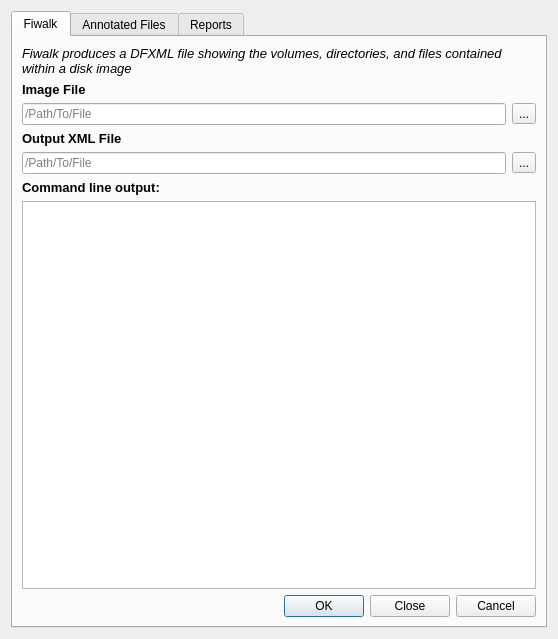
This is python/bc_reports_tab.ui in sunithamisra/bitcurator as Qt 5 draws it before an edit. The edited form follows.
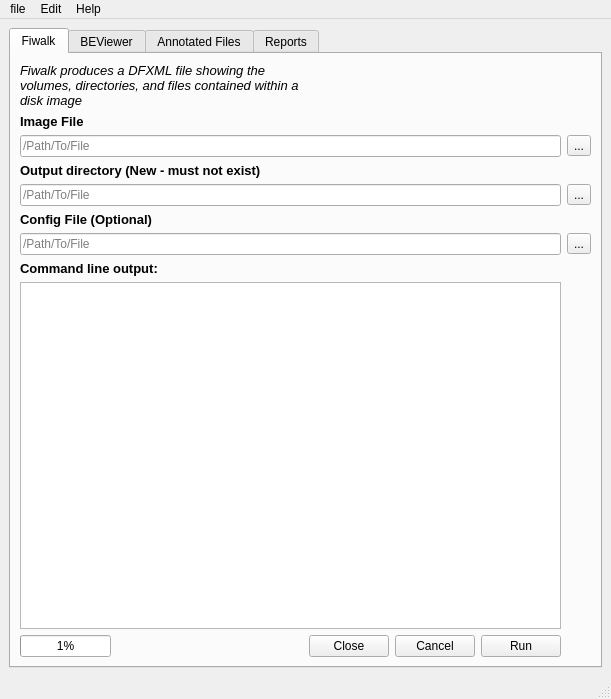
This is the edited form. The open tabs and pages were chosen to show the change.

Commit message: Latest GUI as of 16th Sept 2013 - after adding the BEViewer tab

```diff
--- a/python/bc_reports_tab.ui
+++ b/python/bc_reports_tab.ui
@@ -1,21 +1,22 @@
 <?xml version="1.0" encoding="UTF-8"?>
 <ui version="4.0">
- <class>bc_Form</class>
- <widget class="QWidget" name="bc_Form">
+ <class>MainWindow</class>
+ <widget class="QMainWindow" name="MainWindow">
   <property name="geometry">
    <rect>
     <x>0</x>
     <y>0</y>
-    <width>558</width>
-    <height>639</height>
+    <width>611</width>
+    <height>699</height>
    </rect>
   </property>
   <property name="windowTitle">
    <string>Bitcurator Reports</string>
   </property>
-  <layout class="QGridLayout" name="gridLayout_3">
+  <widget class="QWidget" name="centralwidget">
+   <layout class="QGridLayout" name="gridLayout">
    <item row="0" column="0">
-    <widget class="QTabWidget" name="tabWidget_fw">
+     <widget class="QTabWidget" name="tabWidget">
      <property name="autoFillBackground">
       <bool>true</bool>
      </property>
@@ -26,9 +27,44 @@
       <attribute name="title">
        <string>Fiwalk</string>
       </attribute>
-      <layout class="QGridLayout" name="gridLayout">
-       <item row="0" column="0" colspan="3">
-        <widget class="QLabel" name="label">
+       <layout class="QGridLayout" name="gridLayout_3">
+        <item row="8" column="0">
+         <widget class="QLabel" name="label_rep_confile_2">
+          <property name="font">
+           <font>
+            <pointsize>10</pointsize>
+            <weight>75</weight>
+            <bold>true</bold>
+           </font>
+          </property>
+          <property name="text">
+           <string>Config File (Optional)</string>
+          </property>
+         </widget>
+        </item>
+        <item row="4" column="0">
+         <widget class="QLabel" name="label_fw_xmlFile">
+          <property name="font">
+           <font>
+            <pointsize>10</pointsize>
+            <weight>75</weight>
+            <bold>true</bold>
+           </font>
+          </property>
+          <property name="text">
+           <string>Output directory (New - must not exist)</string>
+          </property>
+         </widget>
+        </item>
+        <item row="5" column="4">
+         <widget class="QToolButton" name="toolButton_fw_xmlFile">
+          <property name="text">
+           <string>...</string>
+          </property>
+         </widget>
+        </item>
+        <item row="0" column="0">
+         <widget class="QLabel" name="label_fwhdr">
          <property name="font">
           <font>
            <pointsize>10</pointsize>
@@ -43,36 +79,35 @@
          </property>
         </widget>
        </item>
-       <item row="1" column="0" colspan="2">
-        <widget class="QLabel" name="label_fw_image">
-         <property name="font">
-          <font>
-           <pointsize>10</pointsize>
-           <weight>75</weight>
-           <bold>true</bold>
-          </font>
-         </property>
-         <property name="text">
-          <string>&lt;html&gt;&lt;head/&gt;&lt;body&gt;&lt;p&gt;&lt;span style=&quot; font-size:10pt; font-weight:600;&quot;&gt;Image File&lt;/span&gt;&lt;/p&gt;&lt;/body&gt;&lt;/html&gt;</string>
-         </property>
-        </widget>
-       </item>
-       <item row="2" column="0" colspan="2">
+        <item row="2" column="0" colspan="4">
         <widget class="QLineEdit" name="lineEdit_fw_image">
          <property name="placeholderText">
           <string>/Path/To/File</string>
          </property>
         </widget>
        </item>
-       <item row="2" column="2">
+        <item row="2" column="4">
         <widget class="QToolButton" name="toolButton_fw_image">
          <property name="text">
           <string>...</string>
          </property>
         </widget>
        </item>
-       <item row="3" column="0" colspan="2">
-        <widget class="QLabel" name="label_fw_xmlFile">
+        <item row="12" column="0">
+         <widget class="QProgressBar" name="progressBar_fw">
+          <property name="sizePolicy">
+           <sizepolicy hsizetype="Fixed" vsizetype="Fixed">
+            <horstretch>0</horstretch>
+            <verstretch>0</verstretch>
+           </sizepolicy>
+          </property>
+          <property name="value">
+           <number>1</number>
+          </property>
+         </widget>
+        </item>
+        <item row="1" column="0">
+         <widget class="QLabel" name="label_fw_image">
          <property name="font">
           <font>
            <pointsize>10</pointsize>
@@ -81,25 +116,41 @@
           </font>
          </property>
          <property name="text">
-          <string>Output XML File</string>
+           <string>&lt;html&gt;&lt;head/&gt;&lt;body&gt;&lt;p&gt;&lt;span style=&quot; font-size:10pt; font-weight:600;&quot;&gt;Image File&lt;/span&gt;&lt;/p&gt;&lt;/body&gt;&lt;/html&gt;</string>
          </property>
         </widget>
        </item>
-       <item row="4" column="0" colspan="2">
+        <item row="11" column="0" colspan="4">
+         <widget class="QTextEdit" name="textEdit_fwcmdlineoutput"/>
+        </item>
+        <item row="9" column="0" colspan="4">
+         <widget class="QLineEdit" name="lineEdit_rep_confile_2">
+          <property name="placeholderText">
+           <string>/Path/To/File</string>
+          </property>
+         </widget>
+        </item>
+        <item row="12" column="2">
+         <widget class="QPushButton" name="pb_fw_cancel">
+          <property name="sizePolicy">
+           <sizepolicy hsizetype="Fixed" vsizetype="Minimum">
+            <horstretch>0</horstretch>
+            <verstretch>0</verstretch>
+           </sizepolicy>
+          </property>
+          <property name="text">
+           <string>Cancel</string>
+          </property>
+         </widget>
+        </item>
+        <item row="5" column="0" colspan="4">
         <widget class="QLineEdit" name="lineEdit_fw_xmlFile">
          <property name="placeholderText">
           <string>/Path/To/File</string>
          </property>
         </widget>
        </item>
-       <item row="4" column="2">
-        <widget class="QToolButton" name="toolButton_fw_xmlFile">
-         <property name="text">
-          <string>...</string>
-         </property>
-        </widget>
-       </item>
-       <item row="5" column="0">
+        <item row="10" column="0">
         <widget class="QLabel" name="label_fwcmdlineoutput">
          <property name="font">
           <font>
@@ -113,22 +164,127 @@
          </property>
         </widget>
        </item>
-       <item row="6" column="0" colspan="3">
-        <widget class="QTextEdit" name="textEdit_fwcmdlineoutput"/>
-       </item>
-       <item row="7" column="1" colspan="2">
-        <widget class="QDialogButtonBox" name="buttonBox_fw">
-         <property name="orientation">
-          <enum>Qt::Horizontal</enum>
-         </property>
-         <property name="standardButtons">
-          <set>QDialogButtonBox::Cancel|QDialogButtonBox::Close|QDialogButtonBox::Ok</set>
+        <item row="9" column="4">
+         <widget class="QToolButton" name="toolButton_ann_beFeatDir_2">
+          <property name="text">
+           <string>...</string>
+          </property>
+         </widget>
+        </item>
+        <item row="12" column="1">
+         <widget class="QPushButton" name="pb_fw_close">
+          <property name="sizePolicy">
+           <sizepolicy hsizetype="Fixed" vsizetype="Fixed">
+            <horstretch>0</horstretch>
+            <verstretch>0</verstretch>
+           </sizepolicy>
+          </property>
+          <property name="text">
+           <string>Close</string>
          </property>
         </widget>
        </item>
-      </layout>
-     </widget>
-     <widget class="QWidget" name="tab_4">
+        <item row="12" column="3">
+         <widget class="QPushButton" name="pb_fw_run">
+          <property name="sizePolicy">
+           <sizepolicy hsizetype="Fixed" vsizetype="Fixed">
+            <horstretch>0</horstretch>
+            <verstretch>0</verstretch>
+           </sizepolicy>
+          </property>
+          <property name="text">
+           <string>Run</string>
+          </property>
+         </widget>
+        </item>
+       </layout>
+      </widget>
+      <widget class="QWidget" name="tab_bev">
+       <attribute name="title">
+        <string>BEViewer</string>
+       </attribute>
+       <layout class="QGridLayout" name="gridLayout_5">
+        <item row="0" column="0" colspan="3">
+         <widget class="QLabel" name="label_bevhdr">
+          <property name="sizePolicy">
+           <sizepolicy hsizetype="Preferred" vsizetype="Fixed">
+            <horstretch>0</horstretch>
+            <verstretch>0</verstretch>
+           </sizepolicy>
+          </property>
+          <property name="font">
+           <font>
+            <weight>75</weight>
+            <italic>true</italic>
+            <bold>true</bold>
+           </font>
+          </property>
+          <property name="text">
+           <string>Bulk extractor scans disk images, files, and directories and extracts features of interest without parsing the file system. Click on the button to launch the bulk extractor GUI</string>
+          </property>
+          <property name="wordWrap">
+           <bool>true</bool>
+          </property>
+         </widget>
+        </item>
+        <item row="5" column="0" colspan="3">
+         <widget class="QTextEdit" name="textEdit_bev">
+          <property name="sizePolicy">
+           <sizepolicy hsizetype="MinimumExpanding" vsizetype="Fixed">
+            <horstretch>0</horstretch>
+            <verstretch>0</verstretch>
+           </sizepolicy>
+          </property>
+         </widget>
+        </item>
+        <item row="6" column="2">
+         <widget class="QPushButton" name="pb_bev_close">
+          <property name="sizePolicy">
+           <sizepolicy hsizetype="Fixed" vsizetype="Fixed">
+            <horstretch>0</horstretch>
+            <verstretch>0</verstretch>
+           </sizepolicy>
+          </property>
+          <property name="text">
+           <string>Close</string>
+          </property>
+         </widget>
+        </item>
+        <item row="3" column="0">
+         <widget class="QLabel" name="label_bev_commandline">
+          <property name="sizePolicy">
+           <sizepolicy hsizetype="Fixed" vsizetype="Fixed">
+            <horstretch>0</horstretch>
+            <verstretch>0</verstretch>
+           </sizepolicy>
+          </property>
+          <property name="font">
+           <font>
+            <weight>75</weight>
+            <bold>true</bold>
+           </font>
+          </property>
+          <property name="text">
+           <string>Command Line Output</string>
+          </property>
+         </widget>
+        </item>
+        <item row="1" column="1" rowspan="2">
+         <widget class="QPushButton" name="pushButton_bev">
+          <property name="sizePolicy">
+           <sizepolicy hsizetype="Fixed" vsizetype="Fixed">
+            <horstretch>0</horstretch>
+            <verstretch>0</verstretch>
+           </sizepolicy>
+          </property>
+          <property name="text">
+           <string>Launch BEViewer</string>
+          </property>
+         </widget>
+        </item>
+       </layout>
+      </widget>
+      <widget class="QWidget" name="tab_ann">
       <attribute name="title">
        <string>Annotated Files</string>
       </attribute>
@@ -298,9 +454,56 @@
          </property>
         </widget>
        </item>
-      </layout>
-     </widget>
-     <widget class="QWidget" name="tab">
+        <item row="0" column="0" colspan="6">
+         <widget class="QLabel" name="label_annhdr">
+          <property name="font">
+           <font>
+            <pointsize>10</pointsize>
+            <italic>true</italic>
+           </font>
+          </property>
+          <property name="text">
+           <string>Produces reports that identify which Bulk Extractor features are contained within files in a disk image</string>
+          </property>
+          <property name="wordWrap">
+           <bool>true</bool>
+          </property>
+         </widget>
+        </item>
+        <item row="6" column="0" colspan="5">
+         <widget class="QLineEdit" name="lineEdit_ann_annDir">
+          <property name="placeholderText">
+           <string>/Path/To/Directory</string>
+          </property>
+         </widget>
+        </item>
+        <item row="4" column="0" colspan="5">
+         <widget class="QLineEdit" name="lineEdit_ann_BeFeatDir">
+          <property name="text">
+           <string/>
+          </property>
+          <property name="placeholderText">
+           <string>/Path/To/Directory</string>
+          </property>
+         </widget>
+        </item>
+        <item row="8" column="5">
+         <widget class="QToolButton" name="toolButton_ann_bcpyDir">
+          <property name="text">
+           <string>...</string>
+          </property>
+         </widget>
+        </item>
+        <item row="11" column="0">
+         <widget class="QProgressBar" name="progressBar_ann">
+          <property name="value">
+           <number>1</number>
+          </property>
+         </widget>
+        </item>
+       </layout>
+      </widget>
+      <widget class="QWidget" name="tab_rep">
       <attribute name="title">
        <string>Reports</string>
       </attribute>
@@ -472,6 +675,66 @@
     </widget>
    </item>
   </layout>
+  </widget>
+  <widget class="QMenuBar" name="menubar">
+   <property name="geometry">
+    <rect>
+     <x>0</x>
+     <y>0</y>
+     <width>611</width>
+     <height>25</height>
+    </rect>
+   </property>
+   <widget class="QMenu" name="menuFile">
+    <property name="title">
+     <string>file</string>
+    </property>
+    <addaction name="actionExit"/>
+   </widget>
+   <widget class="QMenu" name="menuEdit">
+    <property name="title">
+     <string>Edit</string>
+    </property>
+    <addaction name="actionCopy"/>
+    <addaction name="actionCut"/>
+    <addaction name="actionPaste"/>
+   </widget>
+   <widget class="QMenu" name="menuHelp">
+    <property name="title">
+     <string>Help</string>
+    </property>
+    <addaction name="actionShow_Help"/>
+   </widget>
+   <addaction name="menuFile"/>
+   <addaction name="menuEdit"/>
+   <addaction name="menuHelp"/>
+  </widget>
+  <widget class="QStatusBar" name="statusbar"/>
+  <action name="actionCopy">
+   <property name="text">
+    <string>Copy</string>
+   </property>
+  </action>
+  <action name="actionCut">
+   <property name="text">
+    <string>Cut</string>
+   </property>
+  </action>
+  <action name="actionPaste">
+   <property name="text">
+    <string>Paste</string>
+   </property>
+  </action>
+  <action name="actionShow_Help">
+   <property name="text">
+    <string>Show Help</string>
+   </property>
+  </action>
+  <action name="actionExit">
+   <property name="text">
+    <string>Exit</string>
+   </property>
+  </action>
  </widget>
  <resources/>
  <connections/>
```
Left out of the diff: 305 changed lines with no effect on the pictures. Lines whose indentation alone changed are shown as unchanged.
